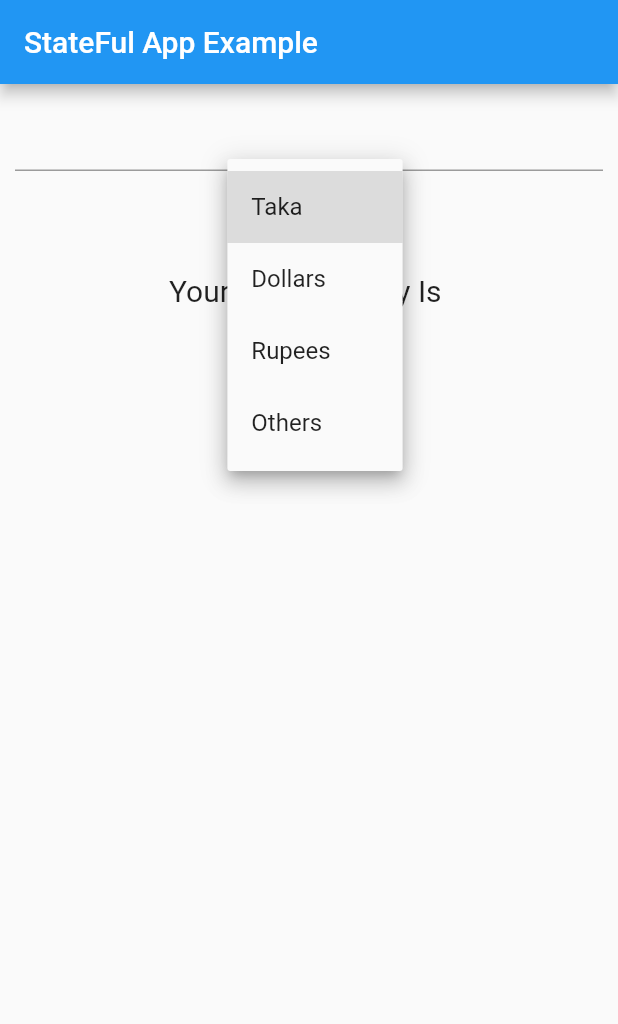
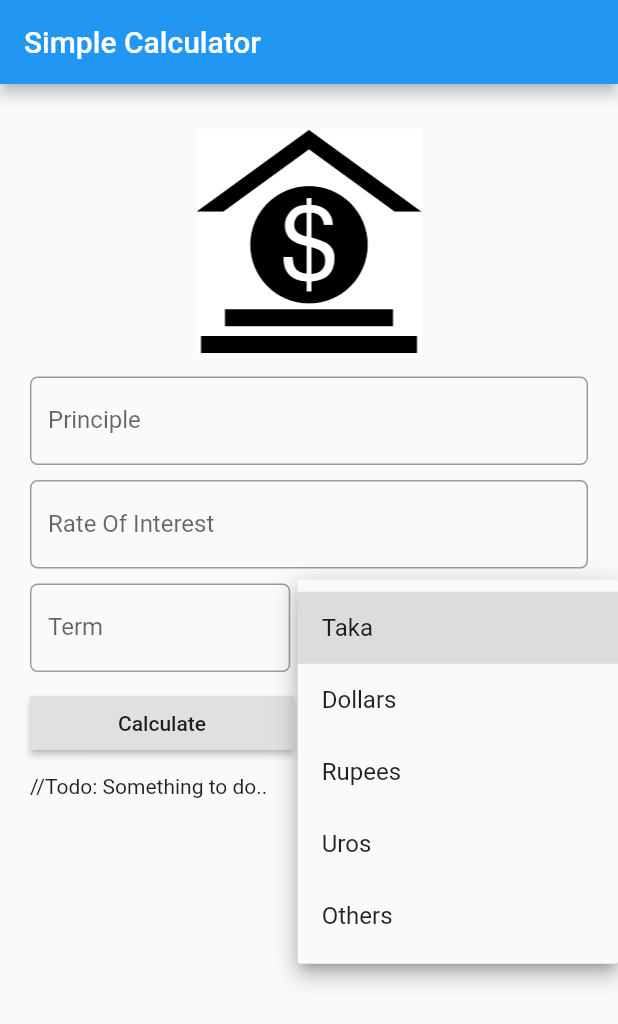
Before and after one commit to izajul/FlutterPractics, a Flutter app: the screen it shows after launch, after a tap on "Taka", on a phone screen of 412 x 824 dp. Shown: the top 1024 px of the screen. Run offline on Flutter 3.47's test engine with Material 2 defaults, Android fonts, the phone set to English and light mode, and no system bars.

Commit message:
simple Calculate UI Designed

```diff
--- a/lib/main.dart
+++ b/lib/main.dart
@@ -1,77 +1,133 @@
 import 'package:flutter/material.dart';
 
 void main(){
+
   runApp(
     MaterialApp(
-      title: "Flutter StatrFul Widget Example",
-      home: FavoriteCity(),
+      title: "Simple Calculator",
+      home: SIForm(),
+      debugShowCheckedModeBanner: false,
     )
   );
 }
 
-class FavoriteCity extends StatefulWidget{
+class SIForm extends StatefulWidget{
   @override
   State<StatefulWidget> createState() {
-
-    return _FavoriteCityState();
+    // TODO: implement createState
+    return _SIFormState();
   }
 }
 
-class _FavoriteCityState extends State{
-
-  String cityName = "";
-  var _currencies = ['Taka','Dollars','Rupees','Others'];
-  var _defaultSelect = 'Taka';
-
-  String _currentSelectedItem = 'Taka';
-
+class _SIFormState extends State<SIForm> {
+  final _commonPadding = 5.0;
+  var _currencies = ['Taka','Dollars','Rupees','Uros','Others'];
+  var _currentSelectedItem = 'Taka';
   @override
   Widget build(BuildContext context) {
     // TODO: implement build
     return Scaffold(
-      appBar: AppBar(
-        title: Text("StateFul App Example"),
-      ),
+      appBar:AppBar(title: Text("Simple Calculator"),),
       body: Container(
-        padding: EdgeInsets.all(10.0),
-        child: Column(
+        padding: EdgeInsets.all(_commonPadding*4),
+        child: ListView(
           children: <Widget>[
-            TextField(
-              onSubmitted: (String input){
-                setState(() {
-                  cityName = input;
-                });
-              },
-            ),
-            DropdownButton<String>(
-              items: _currencies.map((String dropDownSelectItem){
-                return DropdownMenuItem<String>(
-                  value: dropDownSelectItem,
-                  child: Text(dropDownSelectItem),
-                );
-              }).toList(),
-              onChanged: (String selecctedItem){
-                dropdownItemSelect(selecctedItem);
-              },
-              value: _currentSelectedItem,
+            Center(child: getImageAsset(),),
+            Padding(
+              padding: EdgeInsets.only(top: _commonPadding,bottom: _commonPadding),
+              child: TextField(
+                keyboardType: TextInputType.number,
+                decoration: InputDecoration(
+                  labelText: "Principle",
+                  hintText: "Enter Principle e.g. 1200",
+                  border: OutlineInputBorder(borderRadius: BorderRadius.circular(5.0)),
+                ),
+              ),
             ),
             Padding(
-              padding: EdgeInsets.all(20.0),
-              child: Text(
-                "Your Fevorate City Is $cityName",
-                style: TextStyle(fontSize: 20.0),
+              padding: EdgeInsets.only(top: _commonPadding,bottom: _commonPadding),
+              child: TextField(
+                keyboardType: TextInputType.number,
+                decoration: InputDecoration(
+                  labelText: "Rate Of Interest",
+                  hintText: "In The Pareent",
+                  border: OutlineInputBorder(borderRadius: BorderRadius.circular(5.0)),
+                ),
               ),
+            ),
+            Padding(
+              padding: EdgeInsets.only(top: _commonPadding,bottom: _commonPadding),
+              child:Row(
+                children: <Widget>[
+                  Expanded(
+                    child: TextField(
+                      keyboardType: TextInputType.number,
+                      decoration: InputDecoration(
+                        labelText: "Term",
+                        hintText: "Term In years",
+                        border: OutlineInputBorder(borderRadius: BorderRadius.circular(5.0)),
+                      ),
+                    ),
+                  ),
+                  Container(width: _commonPadding*5,),
+                  Expanded(
+                    child: DropdownButton<String>(
+                        items: _currencies.map((String value){
+                          return DropdownMenuItem<String>(
+                            value: value,
+                            child: Text(value),
+                          );
+                        }).toList(),
+                        value: _currentSelectedItem,
+                        onChanged: (String selectedValue){
+                          setState(() {
+                            _currentSelectedItem = selectedValue;
+                          });
+                        },
+                      ),
+                  )
+                ],
+              )),
+            Padding(
+              padding: EdgeInsets.only(top: _commonPadding,bottom: _commonPadding),
+              child: Row(
+                children: <Widget>[
+                  Expanded(
+                    child: RaisedButton(
+                      child: Text("Calculate"),
+                      onPressed: (){
+                        //Todo: here will be add some calculation later...
+                      },
+                    ),
+                  ),
+                  Container(width: _commonPadding*4,),
+                  Expanded(
+                    child: RaisedButton(
+                      child: Text("Rest"),
+                      onPressed: (){
+                        //Todo: here will be add some calculation later...
+                      },
+                    ),
+                  ),
+                ],
+              ),
+            ),
+            Padding(
+              padding: EdgeInsets.only(top: _commonPadding,bottom: _commonPadding),
+              child: Text("//Todo: Something to do.."),
             )
           ],
+
         ),
+
       ),
     );
   }
 
-  void dropdownItemSelect(String selecctedItem){
-    setState(() {
-      this._currentSelectedItem = selecctedItem;
-    });
+  Widget getImageAsset(){
+    AssetImage assetImage = AssetImage('images/bank.png');
+    Image image = Image(image: assetImage,height: 150.0,width: 150.0,);
+    return Container(child: image,margin: EdgeInsets.all(_commonPadding*2),);
   }
 
 }
--- a/pubspec.yaml
+++ b/pubspec.yaml
@@ -43,6 +43,7 @@ flutter:
   # To add assets to your application, add an assets section, like this:
   assets:
     - images/my_location.png
+    - images/bank.png
   #  - images/a_dot_ham.jpeg
 
   # An image asset can refer to one or more resolution-specific "variants", see
```
Also changed, not shown: images/bank.png (added).
